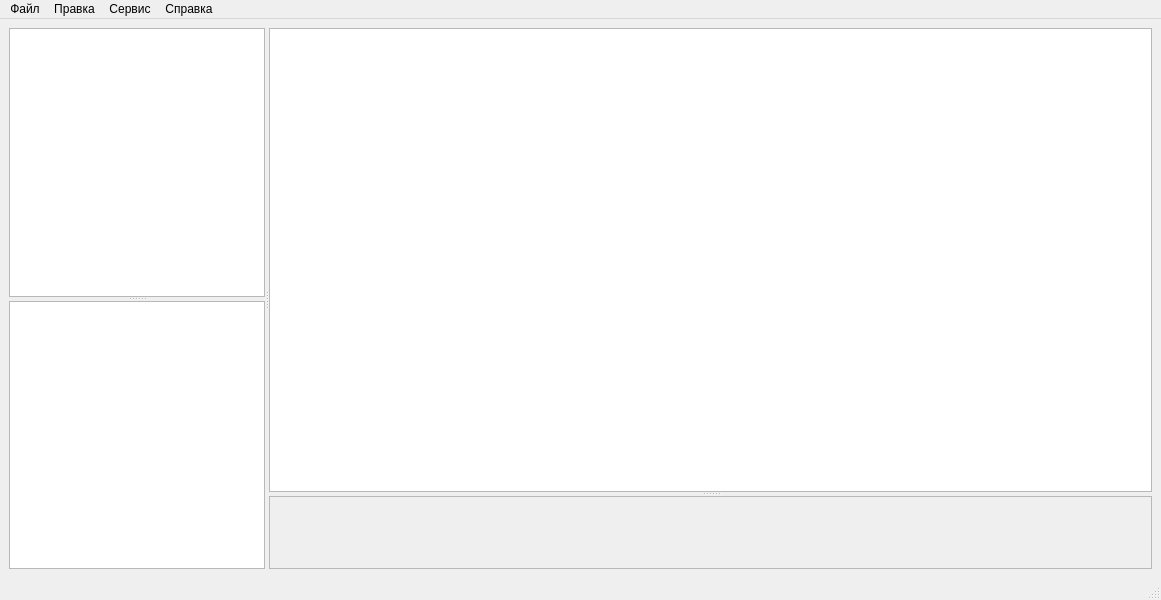
This is mainwindow.ui in caxapyk/TPointer as Qt 5 draws it before an edit. The edited form follows.
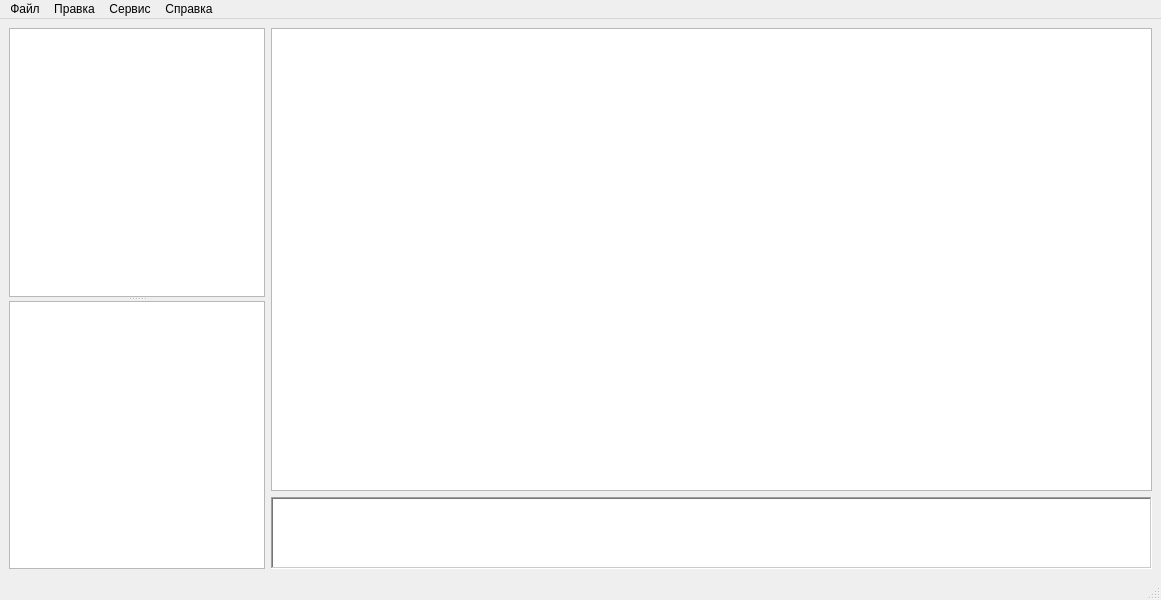
This is the edited form.

```diff
--- a/mainwindow.ui
+++ b/mainwindow.ui
@@ -16,63 +16,76 @@
   <widget class="QWidget" name="centralwidget">
    <layout class="QHBoxLayout" name="horizontalLayout">
     <item>
-     <widget class="QSplitter" name="splitter_3">
-      <property name="sizePolicy">
-       <sizepolicy hsizetype="Expanding" vsizetype="Preferred">
-        <horstretch>3</horstretch>
-        <verstretch>0</verstretch>
-       </sizepolicy>
-      </property>
+     <widget class="QSplitter" name="splitter">
       <property name="orientation">
-       <enum>Qt::Horizontal</enum>
+       <enum>Qt::Vertical</enum>
       </property>
-      <widget class="QSplitter" name="splitter">
-       <property name="orientation">
-        <enum>Qt::Vertical</enum>
-       </property>
-       <widget class="QTreeView" name="treeView"/>
-       <widget class="QTreeView" name="treeView_2"/>
-      </widget>
-      <widget class="QSplitter" name="splitter_2">
-       <property name="sizePolicy">
-        <sizepolicy hsizetype="Preferred" vsizetype="Expanding">
-         <horstretch>7</horstretch>
-         <verstretch>0</verstretch>
-        </sizepolicy>
-       </property>
-       <property name="orientation">
-        <enum>Qt::Vertical</enum>
-       </property>
-       <widget class="QTableView" name="tableView">
+      <widget class="QTreeView" name="treeView"/>
+      <widget class="QTreeView" name="treeView_2"/>
+     </widget>
+    </item>
+    <item>
+     <layout class="QVBoxLayout" name="verticalLayout">
+      <item>
+       <widget class="QTableView" name="tV_MainTable">
         <property name="sizePolicy">
          <sizepolicy hsizetype="Expanding" vsizetype="Expanding">
           <horstretch>0</horstretch>
-          <verstretch>0</verstretch>
+          <verstretch>9</verstretch>
          </sizepolicy>
-        </property>
-       </widget>
-       <widget class="QFrame" name="frame">
-        <property name="sizePolicy">
-         <sizepolicy hsizetype="Preferred" vsizetype="Preferred">
-          <horstretch>0</horstretch>
-          <verstretch>0</verstretch>
-         </sizepolicy>
-        </property>
-        <property name="minimumSize">
-         <size>
-          <width>0</width>
-          <height>0</height>
-         </size>
         </property>
         <property name="frameShape">
          <enum>QFrame::StyledPanel</enum>
         </property>
         <property name="frameShadow">
-         <enum>QFrame::Raised</enum>
+         <enum>QFrame::Sunken</enum>
         </property>
+        <property name="editTriggers">
+         <set>QAbstractItemView::NoEditTriggers</set>
+        </property>
+        <property name="showDropIndicator" stdset="0">
+         <bool>false</bool>
+        </property>
+        <property name="dragDropOverwriteMode">
+         <bool>false</bool>
+        </property>
+        <property name="alternatingRowColors">
+         <bool>true</bool>
+        </property>
+        <property name="selectionMode">
+         <enum>QAbstractItemView::SingleSelection</enum>
+        </property>
+        <property name="selectionBehavior">
+         <enum>QAbstractItemView::SelectRows</enum>
+        </property>
+        <property name="gridStyle">
+         <enum>Qt::SolidLine</enum>
+        </property>
+        <property name="sortingEnabled">
+         <bool>true</bool>
+        </property>
+        <property name="wordWrap">
+         <bool>false</bool>
+        </property>
        </widget>
-      </widget>
-     </widget>
+      </item>
+      <item>
+       <widget class="QPlainTextEdit" name="pTE_Desc">
+        <property name="sizePolicy">
+         <sizepolicy hsizetype="Expanding" vsizetype="Expanding">
+          <horstretch>0</horstretch>
+          <verstretch>1</verstretch>
+         </sizepolicy>
+        </property>
+        <property name="frameShape">
+         <enum>QFrame::WinPanel</enum>
+        </property>
+        <property name="readOnly">
+         <bool>true</bool>
+        </property>
+       </widget>
+      </item>
+     </layout>
     </item>
    </layout>
   </widget>
```
